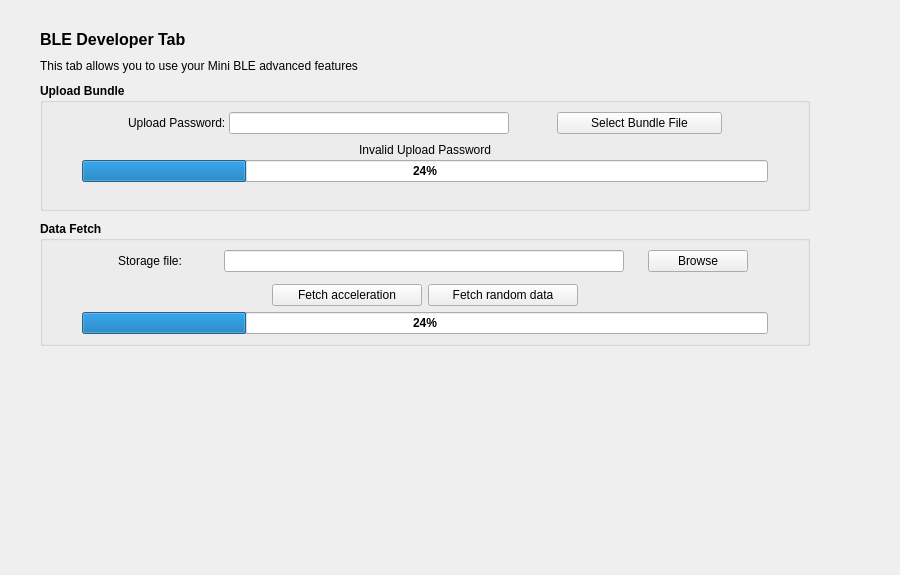
First picture: the form in src/BleDev.ui, repository mooltipass/moolticute, before the edit.
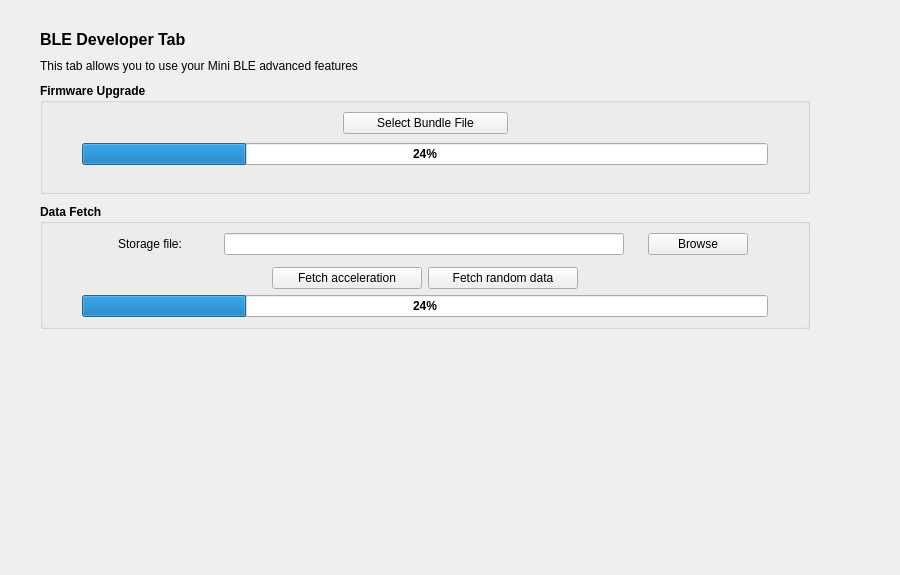
Second picture: the form after the edit.

Commit message: [BLE] Update firmware with password from filename

Diff of the .ui file:
```diff
--- a/src/BleDev.ui
+++ b/src/BleDev.ui
@@ -18,7 +18,6 @@
   </property>
   <property name="font">
    <font>
-    <weight>75</weight>
     <bold>true</bold>
    </font>
   </property>
@@ -99,12 +98,11 @@
      </property>
      <property name="font">
       <font>
-       <weight>75</weight>
        <bold>true</bold>
       </font>
      </property>
      <property name="title">
-      <string>Upload Bundle</string>
+      <string>Firmware Upgrade</string>
      </property>
      <layout class="QVBoxLayout" name="verticalLayout_2">
       <property name="spacing">
@@ -134,51 +132,6 @@
           </property>
          </spacer>
         </item>
-        <item>
-         <widget class="QLabel" name="labelUploadPassword">
-          <property name="font">
-           <font>
-            <weight>50</weight>
-            <bold>false</bold>
-           </font>
-          </property>
-          <property name="text">
-           <string>Upload Password:</string>
-          </property>
-         </widget>
-        </item>
-        <item>
-         <widget class="QLineEdit" name="lineEditBundlePassword">
-          <property name="minimumSize">
-           <size>
-            <width>280</width>
-            <height>0</height>
-           </size>
-          </property>
-          <property name="font">
-           <font>
-            <weight>50</weight>
-            <bold>false</bold>
-           </font>
-          </property>
-          <property name="maxLength">
-           <number>32</number>
-          </property>
-         </widget>
-        </item>
-        <item>
-         <spacer name="horizontalSpacer">
-          <property name="orientation">
-           <enum>Qt::Horizontal</enum>
-          </property>
-          <property name="sizeHint" stdset="0">
-           <size>
-            <width>40</width>
-            <height>20</height>
-           </size>
-          </property>
-         </spacer>
-        </item>
         <item>
          <widget class="QPushButton" name="btnFileBrowser">
           <property name="minimumSize">
@@ -195,7 +148,6 @@
           </property>
           <property name="font">
            <font>
-            <weight>50</weight>
             <bold>false</bold>
            </font>
           </property>
@@ -219,22 +171,6 @@
         </item>
        </layout>
       </item>
-      <item>
-       <widget class="QLabel" name="labelInvalidBundle">
-        <property name="font">
-         <font>
-          <weight>50</weight>
-          <bold>false</bold>
-         </font>
-        </property>
-        <property name="text">
-         <string>Invalid Upload Password</string>
-        </property>
-        <property name="alignment">
-         <set>Qt::AlignCenter</set>
-        </property>
-       </widget>
-      </item>
       <item>
        <layout class="QHBoxLayout" name="horizontalLayout_7">
         <property name="leftMargin">
@@ -256,7 +192,6 @@
        <widget class="QLabel" name="label_UploadProgress">
         <property name="font">
          <font>
-          <weight>50</weight>
           <bold>false</bold>
          </font>
         </property>
@@ -310,7 +245,6 @@
           </property>
           <property name="font">
            <font>
-            <weight>50</weight>
             <bold>false</bold>
            </font>
           </property>
@@ -338,7 +272,6 @@
           </property>
           <property name="font">
            <font>
-            <weight>50</weight>
             <bold>false</bold>
            </font>
           </property>
@@ -363,7 +296,6 @@
           </property>
           <property name="font">
            <font>
-            <weight>50</weight>
             <bold>false</bold>
            </font>
           </property>
@@ -411,7 +343,6 @@
           </property>
           <property name="font">
            <font>
-            <weight>50</weight>
             <bold>false</bold>
            </font>
           </property>
@@ -436,7 +367,6 @@
           </property>
           <property name="font">
            <font>
-            <weight>50</weight>
             <bold>false</bold>
            </font>
           </property>
```
Left out of the diff: 2 changed lines with no effect on the pictures. The commit also changes 2 other files.
